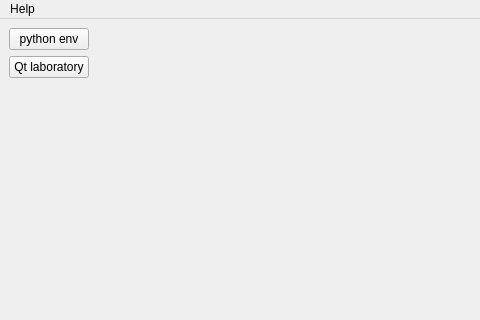
Old version of the form res/ui/mainwindow.ui in the repository Radicas/Crane; both pictures show x 0 to 480 and y 0 to 320 of the 624 by 440 pixel window.
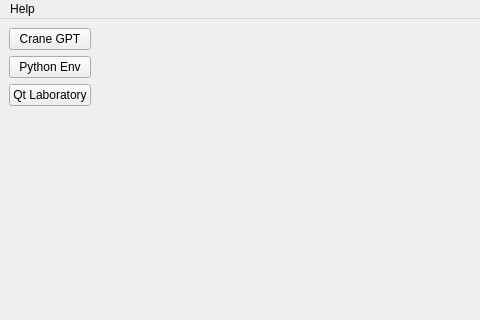
New version of the form.

What changed in the file:
```diff
--- a/res/ui/mainwindow.ui
+++ b/res/ui/mainwindow.ui
@@ -17,17 +17,24 @@
    <layout class="QGridLayout" name="gridLayout">
     <item row="0" column="0">
      <layout class="QVBoxLayout" name="verticalLayout">
+      <item>
+       <widget class="QPushButton" name="craneGPTBtn">
+        <property name="text">
+         <string>Crane GPT</string>
+        </property>
+       </widget>
+      </item>
       <item>
        <widget class="QPushButton" name="pyEnvBtn">
         <property name="text">
-         <string>python env</string>
+         <string>Python Env</string>
         </property>
        </widget>
       </item>
       <item>
        <widget class="QPushButton" name="qtLabBtn">
         <property name="text">
-         <string>Qt laboratory</string>
+         <string>Qt Laboratory</string>
         </property>
        </widget>
       </item>
```
